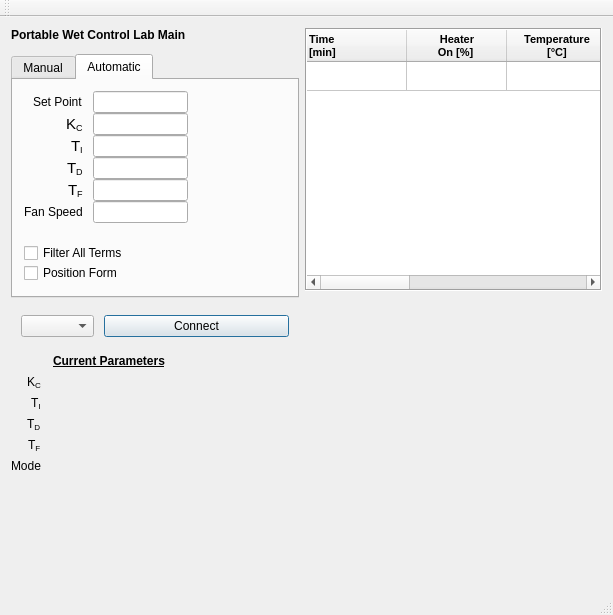
Before: the Qt Designer form mainwindow.ui in AnthonyA28/Qt-PWCL-main, drawn with Qt 5.
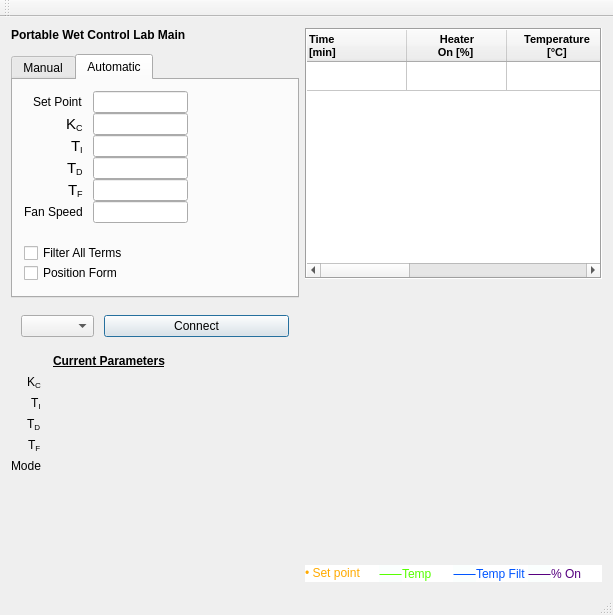
After: the same form once the commit is applied. Icons and pictures are not drawn. Custom widgets are drawn as their Qt base class.

Commit message: made ui same as before BUT compatible with qt 5.9

```diff
--- a/mainwindow.ui
+++ b/mainwindow.ui
@@ -1003,6 +1003,43 @@
         </item>
         <item>
          <widget class="QLabel" name="emergencyMessageLabel">
+          <property name="palette">
+           <palette>
+            <active>
+             <colorrole role="WindowText">
+              <brush brushstyle="SolidPattern">
+               <color alpha="255">
+                <red>255</red>
+                <green>0</green>
+                <blue>0</blue>
+               </color>
+              </brush>
+             </colorrole>
+            </active>
+            <inactive>
+             <colorrole role="WindowText">
+              <brush brushstyle="SolidPattern">
+               <color alpha="255">
+                <red>255</red>
+                <green>0</green>
+                <blue>0</blue>
+               </color>
+              </brush>
+             </colorrole>
+            </inactive>
+            <disabled>
+             <colorrole role="WindowText">
+              <brush brushstyle="SolidPattern">
+               <color alpha="255">
+                <red>120</red>
+                <green>120</green>
+                <blue>120</blue>
+               </color>
+              </brush>
+             </colorrole>
+            </disabled>
+           </palette>
+          </property>
           <property name="font">
            <font>
             <pointsize>11</pointsize>
@@ -1020,6 +1057,46 @@
           <property name="spacing">
            <number>0</number>
           </property>
+          <item>
+           <widget class="QLabel" name="label_10">
+            <property name="styleSheet">
+             <string notr="true">background-color: rgb(255, 255, 255);</string>
+            </property>
+            <property name="text">
+             <string>&lt;html&gt;&lt;head/&gt;&lt;body&gt;&lt;p&gt;&lt;span style=&quot; font-family:'arial unicode ms,Lucida Sans Unicode,sans-serif'; font-size:9pt; color:#ffaa00; background-color:#ffffff;&quot;&gt;• Set point&lt;/span&gt;&lt;/p&gt;&lt;/body&gt;&lt;/html&gt;</string>
+            </property>
+           </widget>
+          </item>
+          <item>
+           <widget class="QLabel" name="label_12">
+            <property name="styleSheet">
+             <string notr="true">background-color: rgb(255, 255, 255);</string>
+            </property>
+            <property name="text">
+             <string>&lt;html&gt;&lt;head/&gt;&lt;body&gt;&lt;p&gt;&lt;span style=&quot; font-family:'Code2000,Arial Unicode MS,Lucida Sans Unicode'; font-size:9pt; color:#55ff00; background-color:#fbfffe;&quot;&gt;⸺&lt;/span&gt;&lt;span style=&quot; font-family:'arial unicode ms,Lucida Sans Unicode,sans-serif'; font-size:9pt; color:#55ff00; background-color:#ffffff;&quot;&gt;Temp&lt;/span&gt;&lt;/p&gt;&lt;/body&gt;&lt;/html&gt;</string>
+            </property>
+           </widget>
+          </item>
+          <item>
+           <widget class="QLabel" name="label_14">
+            <property name="styleSheet">
+             <string notr="true">background-color: rgb(255, 255, 255);</string>
+            </property>
+            <property name="text">
+             <string>&lt;html&gt;&lt;head/&gt;&lt;body&gt;&lt;p&gt;&lt;span style=&quot; font-family:'Code2000,Arial Unicode MS,Lucida Sans Unicode'; font-size:9pt; color:#0055ff; background-color:#fbfffe;&quot;&gt;⸺&lt;/span&gt;&lt;span style=&quot; font-family:'arial unicode ms,Lucida Sans Unicode,sans-serif'; font-size:9pt; color:#0055ff; background-color:#ffffff;&quot;&gt;Temp Filt &lt;/span&gt;&lt;/p&gt;&lt;/body&gt;&lt;/html&gt;</string>
+            </property>
+           </widget>
+          </item>
+          <item>
+           <widget class="QLabel" name="label_15">
+            <property name="styleSheet">
+             <string notr="true">background-color: rgb(255, 255, 255);</string>
+            </property>
+            <property name="text">
+             <string>&lt;html&gt;&lt;head/&gt;&lt;body&gt;&lt;p&gt;&lt;span style=&quot; font-family:'Code2000,Arial Unicode MS,Lucida Sans Unicode'; font-size:9pt; color:#55007f; background-color:#fbfffe;&quot;&gt;⸺&lt;/span&gt;&lt;span style=&quot; font-family:'arial unicode ms,Lucida Sans Unicode,sans-serif'; font-size:9pt; color:#55007f; background-color:#ffffff;&quot;&gt;% On&lt;/span&gt;&lt;/p&gt;&lt;/body&gt;&lt;/html&gt;</string>
+            </property>
+           </widget>
+          </item>
          </layout>
         </item>
        </layout>
```
Left out of the diff: 2 changed lines with no effect on the pictures.
